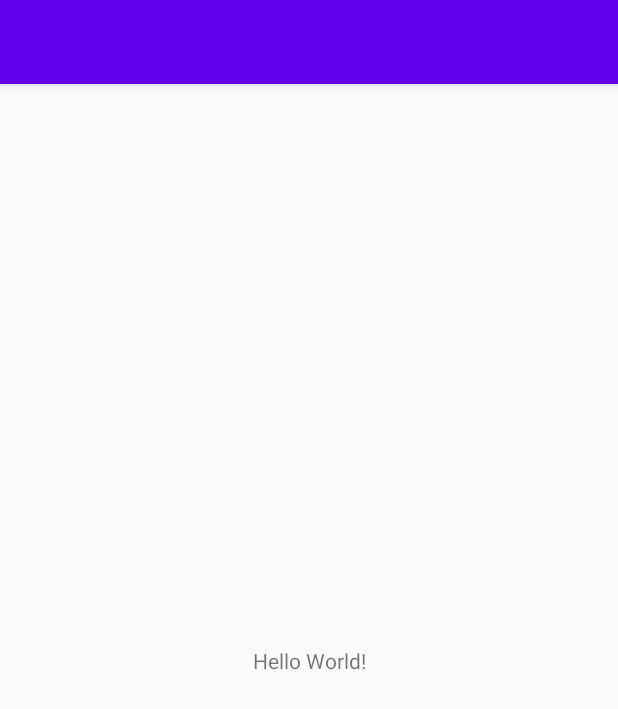
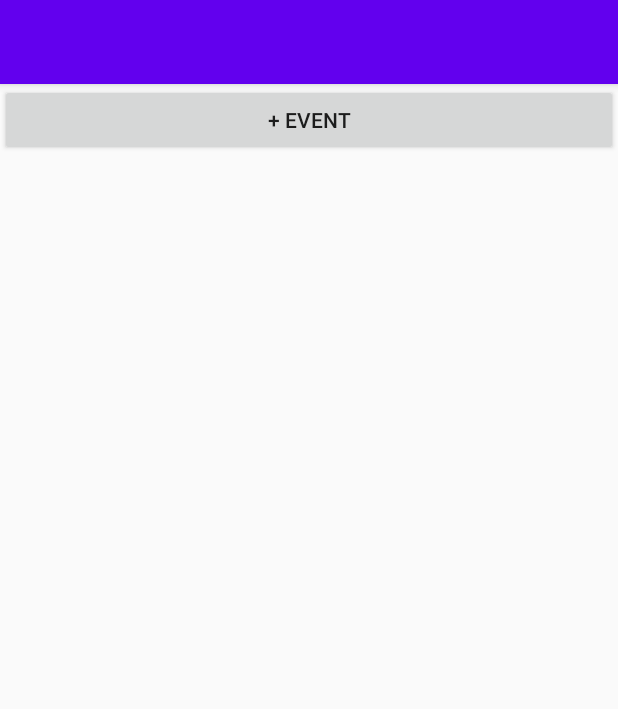
Before and after one commit to bliminate/Smart_Alarm_CSCI_5448, an Android app: the screen it shows after launch (MainActivity), on a phone screen of 412 x 824 dp. Shown: the top 709 px of the screen. Run offline under Robolectric (Android 15) with nearby library versions, the light colour scheme and no system bars.

Commit message:
playing with ui

```diff
--- a/app/src/main/java/com/example/smartalarm/MainActivity.java
+++ b/app/src/main/java/com/example/smartalarm/MainActivity.java
@@ -9,5 +9,7 @@ public class MainActivity extends AppCompatActivity {
    protected void onCreate(Bundle savedInstanceState) {
       super.onCreate(savedInstanceState);
       setContentView(R.layout.activity_main);
+
+
    }
 }
--- a/app/src/main/res/layout/activity_main.xml
+++ b/app/src/main/res/layout/activity_main.xml
@@ -6,13 +6,18 @@
         android:layout_width="match_parent"
         android:layout_height="match_parent"
         tools:context=".MainActivity">
-    <TextView
-            android:layout_width="wrap_content"
-            android:layout_height="wrap_content"
-            android:text="Hello World!"
+    <Button
+            android:text="+ Event"
+            android:layout_width="0dp"
+            android:layout_height="wrap_content" android:id="@+id/creatEvent"
+            app:layout_constraintEnd_toEndOf="parent" app:layout_constraintTop_toTopOf="parent"
+            app:layout_constraintStart_toStartOf="parent"/>
+    <androidx.constraintlayout.widget.ConstraintLayout
+            android:layout_width="410dp"
+            android:layout_height="662dp"
+            app:layout_constraintStart_toStartOf="parent" android:id="@+id/EventList"
             app:layout_constraintBottom_toBottomOf="parent"
-            app:layout_constraintLeft_toLeftOf="parent"
-            app:layout_constraintRight_toRightOf="parent"
-            app:layout_constraintTop_toTopOf="parent"/>
-
+            android:overScrollMode="ifContentScrolls" app:layout_constraintTop_toBottomOf="@+id/creatEvent"
+            app:layout_constraintVertical_bias="1.0" app:layout_constraintEnd_toEndOf="parent">
+    </androidx.constraintlayout.widget.ConstraintLayout>
 </androidx.constraintlayout.widget.ConstraintLayout>
```
